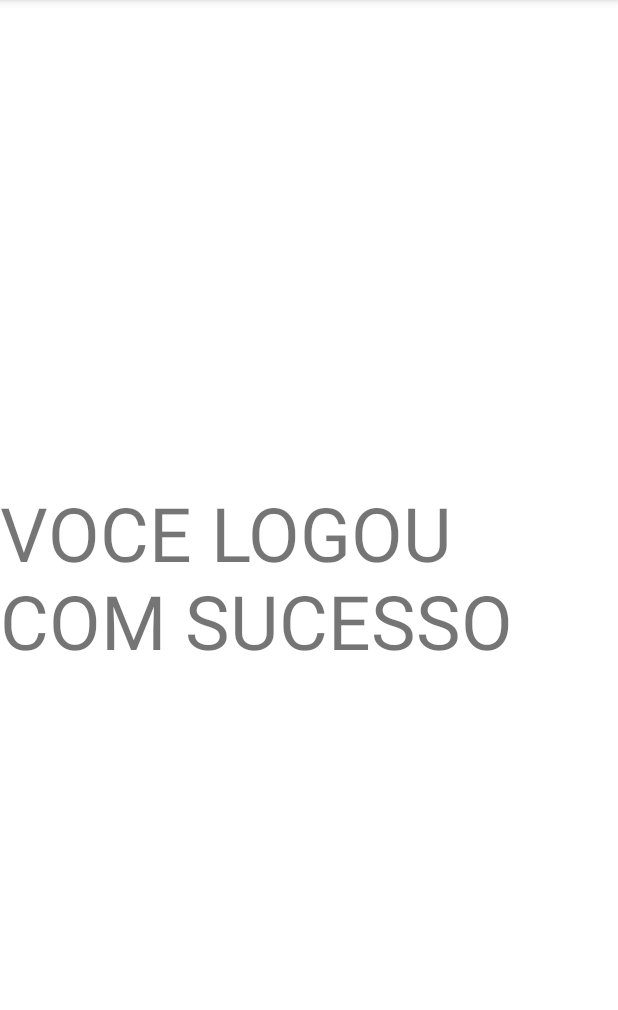
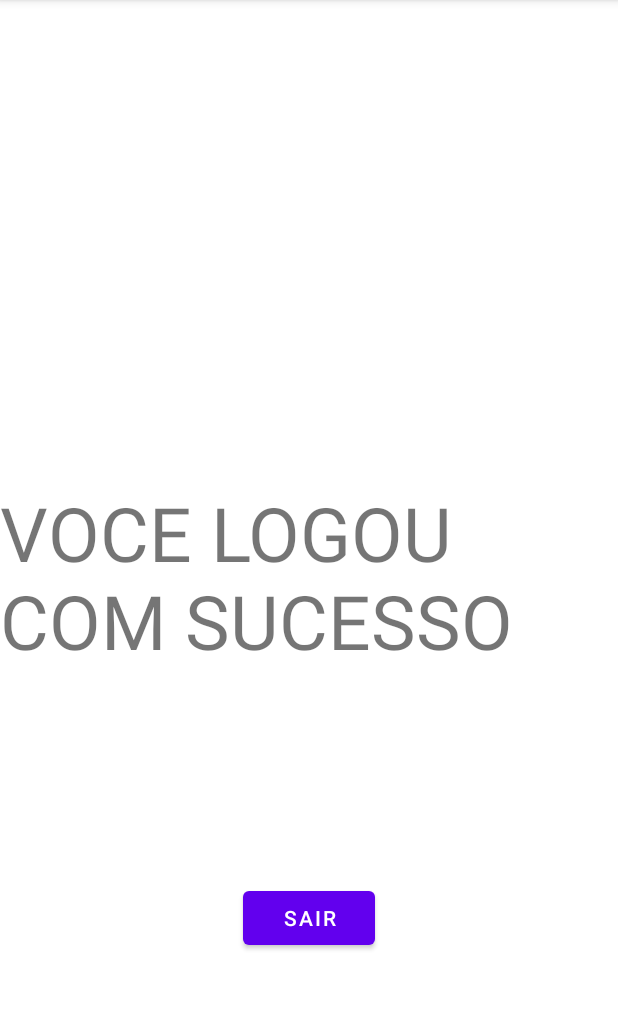
Before and after one commit to Victor-Drt/ifam-devm-appacai, an Android app: the HomeActivity screen opened directly, with no data from a screen before it, on a phone screen of 412 x 824 dp, the part 84-1094 px from its top. Run offline under Robolectric (Android 15) with nearby library versions, the phone set to English and light mode, and no system bars; libraries missing offline, so code that uses them is left out: org.jetbrains.anko; 1 statement that could not run was skipped.

Commit message:
feat: funcao de manter sessao finalizada

```diff
--- a/AppAcai/app/build.gradle
+++ b/AppAcai/app/build.gradle
@@ -94,6 +94,11 @@ dependencies {
     implementation "org.jetbrains.kotlinx:kotlinx-coroutines-android:$coroutines_version"
     testImplementation "org.jetbrains.kotlinx:kotlinx-coroutines-test:$coroutines_version"
 
+    /*** GSON
+    * */
+    implementation 'com.google.code.gson:gson:2.8.2'
+
+
     implementation 'androidx.core:core-ktx:1.7.0'
     implementation 'androidx.appcompat:appcompat:1.3.1'
     implementation 'com.google.android.material:material:1.4.0'
--- a/AppAcai/app/src/main/java/com/ifam/devm/appacai/repository/sqlite/DBConstants.kt
+++ b/AppAcai/app/src/main/java/com/ifam/devm/appacai/repository/sqlite/DBConstants.kt
@@ -13,3 +13,7 @@ const val COLUMN_NOME_EMPRESA = "nomeEmpresa"
 const val COLUMN_EMAIL = "email"
 const val COLUMN_SENHA = "senha"
 const val COLUMN_CHAVEPIX = "chavePix"
+
+//Preferences
+const val PRIVATE_MODE = 0
+const val PREF_DATA_NAME = "dadosAdmin"
--- a/AppAcai/app/src/main/java/com/ifam/devm/appacai/ui/cadastro_user/CadastrarUsuarioActivity.kt
+++ b/AppAcai/app/src/main/java/com/ifam/devm/appacai/ui/cadastro_user/CadastrarUsuarioActivity.kt
@@ -3,9 +3,7 @@ package com.ifam.devm.appacai.ui.cadastro_user
 import android.content.Intent
 import androidx.appcompat.app.AppCompatActivity
 import android.os.Bundle
-import android.util.Log
 import android.util.Patterns
-import com.ifam.devm.appacai.MainActivity
 import com.ifam.devm.appacai.R
 import com.ifam.devm.appacai.model.Usuario
 import com.ifam.devm.appacai.repository.room.AppDatabase
--- a/AppAcai/app/src/main/java/com/ifam/devm/appacai/ui/home/HomeActivity.kt
+++ b/AppAcai/app/src/main/java/com/ifam/devm/appacai/ui/home/HomeActivity.kt
@@ -1,12 +1,62 @@
 package com.ifam.devm.appacai.ui.home
 
+import android.content.Intent
 import androidx.appcompat.app.AppCompatActivity
 import android.os.Bundle
+import android.widget.Toast
 import com.ifam.devm.appacai.R
+import com.ifam.devm.appacai.model.Usuario
+import com.ifam.devm.appacai.repository.room.AppDatabase
+import com.ifam.devm.appacai.repository.sqlite.PREF_DATA_NAME
+import com.ifam.devm.appacai.ui.senha.RecuperarSenhaViewModel
+import com.ifam.devm.appacai.ui.startup.StartupActivity
+import kotlinx.android.synthetic.main.activity_home.*
+import org.jetbrains.anko.doAsync
+import org.jetbrains.anko.uiThread
+import java.lang.Exception
 
 class HomeActivity : AppCompatActivity() {
+    private lateinit var usuario: Usuario
+    private lateinit var viewModel: RecuperarSenhaViewModel
+
     override fun onCreate(savedInstanceState: Bundle?) {
         super.onCreate(savedInstanceState)
         setContentView(R.layout.activity_home)
+
+        btLogOff.setOnClickListener {
+            val sharedPreferences = getSharedPreferences(PREF_DATA_NAME, MODE_PRIVATE)
+            val sharedEditor = sharedPreferences.edit()
+            sharedEditor.putString("login", "")
+            sharedEditor.apply()
+            startActivity(Intent(this@HomeActivity, StartupActivity::class.java))
+            finishAffinity()
+        }
+    }
+
+    override fun onStart() {
+        carregaNomeUsuarioDoBanco()
+        super.onStart()
+    }
+
+    private fun carregaNomeUsuarioDoBanco() {
+        doAsync {
+            viewModel =
+                RecuperarSenhaViewModel(AppDatabase.getDatabase(this@HomeActivity))
+            viewModel.carregaDadosALTERAR()
+            uiThread {
+                usuario = viewModel.pegaDadosUsuario()
+                try {
+                    val sharedPreferences = getSharedPreferences(PREF_DATA_NAME, MODE_PRIVATE)
+                    txtUsername.text =
+                        sharedPreferences.getString("nome", "")
+                } catch (e: Exception) {
+                    Toast.makeText(
+                        this@HomeActivity,
+                        "Nao foi possivel carregar o nome",
+                        Toast.LENGTH_SHORT
+                    ).show()
+                }
+            }
+        }
     }
 }
--- a/AppAcai/app/src/main/res/layout/activity_home.xml
+++ b/AppAcai/app/src/main/res/layout/activity_home.xml
@@ -7,7 +7,7 @@
     tools:context=".ui.home.HomeActivity">
 
     <TextView
-        android:id="@+id/textView"
+        android:id="@+id/txtUsername"
         android:layout_width="wrap_content"
         android:layout_height="wrap_content"
         android:text="VOCE LOGOU COM SUCESSO"
@@ -16,4 +16,15 @@
         app:layout_constraintEnd_toEndOf="parent"
         app:layout_constraintStart_toStartOf="parent"
         app:layout_constraintTop_toTopOf="parent" />
+
+    <Button
+        android:id="@+id/btLogOff"
+        android:layout_width="wrap_content"
+        android:layout_height="wrap_content"
+        android:text="Sair"
+        app:layout_constraintBottom_toBottomOf="parent"
+        app:layout_constraintEnd_toEndOf="parent"
+        app:layout_constraintStart_toStartOf="parent"
+        app:layout_constraintTop_toBottomOf="@+id/txtUsername"
+        app:layout_constraintVertical_bias="0.517" />
 </androidx.constraintlayout.widget.ConstraintLayout>
--- a/AppAcai/app/src/main/res/layout/activity_main.xml
+++ b/AppAcai/app/src/main/res/layout/activity_startup.xml
@@ -4,7 +4,7 @@
     xmlns:tools="http://schemas.android.com/tools"
     android:layout_width="match_parent"
     android:layout_height="match_parent"
-    tools:context=".MainActivity">
+    tools:context=".ui.startup.StartupActivity">
 
     <TextView
         android:id="@+id/textView2"
```
Also changed, not shown: AppAcai/app/src/main/AndroidManifest.xml (+8 -8 lines), AppAcai/app/src/main/java/com/ifam/devm/appacai/ui/login/LoginActivity.kt (+17 -1 lines), AppAcai/app/src/main/java/com/ifam/devm/appacai/ui/startup/SplashActivity.kt (added, +46 -0 lines), AppAcai/app/src/main/java/com/ifam/devm/appacai/ui/startup/StartupActivity.kt (renamed from AppAcai/app/src/main/java/com/ifam/devm/appacai/MainActivity.kt, +11 -4 lines), AppAcai/app/src/main/res/layout/activity_splash.xml (added, +18 -0 lines).
